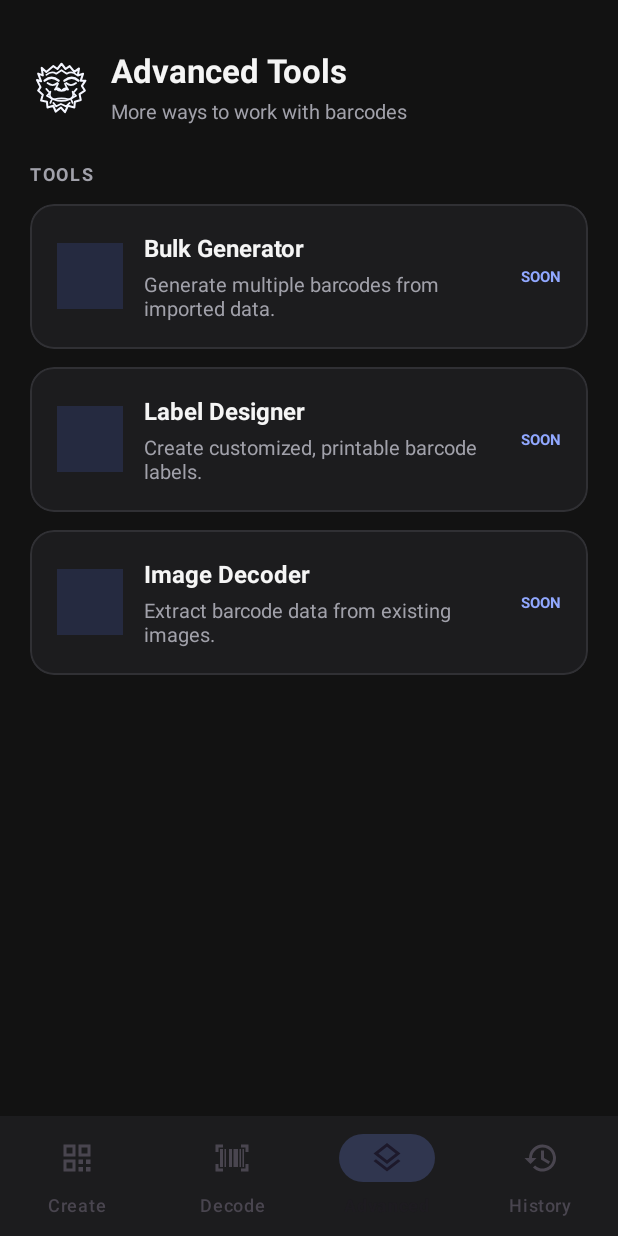
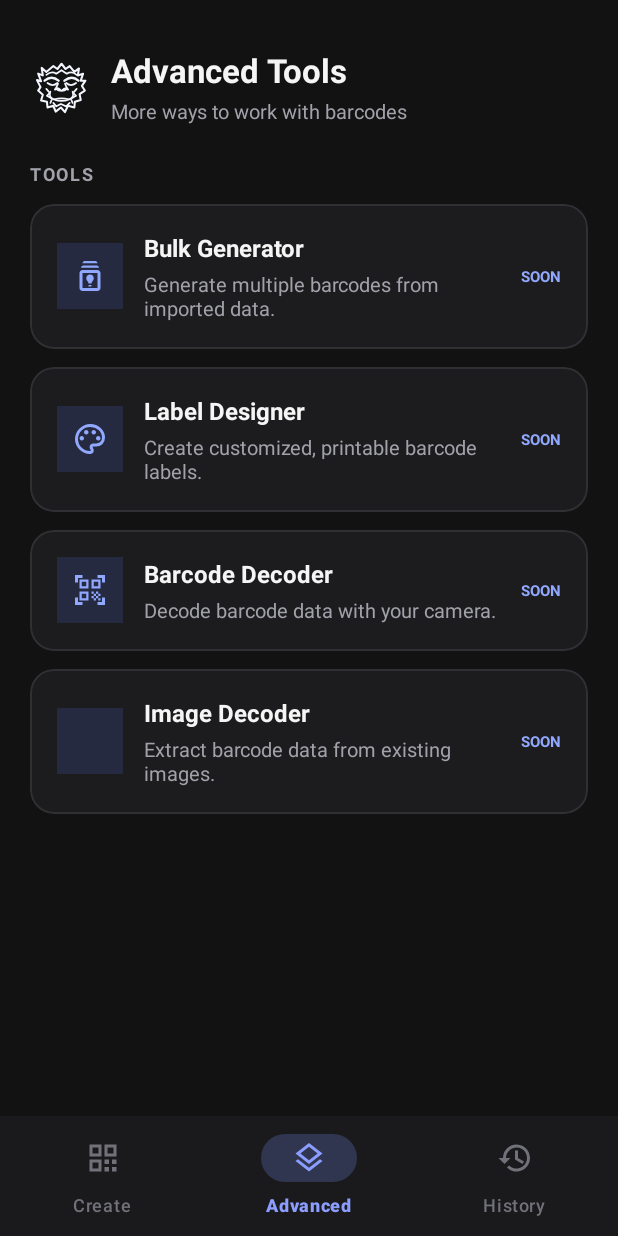
Before and after one commit to Quantum-Yeti/BarLineX, an Android app: the AdvancedActivity screen opened directly, with no data from a screen before it, on a phone screen of 412 x 824 dp. Run offline under Robolectric (Android 15) with nearby library versions, the phone set to English and light mode, and no system bars.

Commit message:
ref: moves barcode decoder to advanced activity

```diff
--- a/app/src/main/java/me/theoria/barlinex/ui/advanced/AdvancedActivity.java
+++ b/app/src/main/java/me/theoria/barlinex/ui/advanced/AdvancedActivity.java
@@ -6,6 +6,7 @@ import android.os.Bundle;
 import androidx.appcompat.app.AppCompatActivity;
 
 import com.google.android.material.bottomnavigation.BottomNavigationView;
+import com.google.android.material.card.MaterialCardView;
 
 import me.theoria.barlinex.R;
 import me.theoria.barlinex.ui.common.BottomNavigationHelper;
@@ -26,7 +27,9 @@ public class AdvancedActivity extends AppCompatActivity {
 
         initializeViews();
         initializeWindowInsets();
-        setupNavigation();
+
+        setupAdvancedOptionSelect();
+        setupBottomNavigation();
     }
 
     private void initializeViews() {
@@ -41,7 +44,22 @@ public class AdvancedActivity extends AppCompatActivity {
         );
     }
 
-    private void setupNavigation() {
+    private void setupAdvancedOptionSelect() {
+
+        MaterialCardView cardBarcodeDecoder =
+                findViewById(R.id.cardBarcodeDecoder);
+
+        cardBarcodeDecoder.setOnClickListener(v -> {
+            Intent intent = new Intent(
+                    AdvancedActivity.this,
+                    DecodeActivity.class
+            );
+            startActivity(intent);
+        });
+
+    }
+
+    private void setupBottomNavigation() {
 
         BottomNavigationHelper.setup(
                 bottomNavigation,
@@ -59,11 +77,6 @@ public class AdvancedActivity extends AppCompatActivity {
 
                         startActivity(intent);
                         finish();
-                    }
-
-                    @Override
-                    public void onDecodeSelected() {
-                        openActivity(DecodeActivity.class);
                     }
 
                     @Override
--- a/app/src/main/java/me/theoria/barlinex/ui/common/BottomNavigationHelper.java
+++ b/app/src/main/java/me/theoria/barlinex/ui/common/BottomNavigationHelper.java
@@ -16,8 +16,6 @@ public final class BottomNavigationHelper {
 
     public interface Listener {
         void onCreateSelected();
-
-        void onDecodeSelected();
 
         void onAdvancedSelected();
 
@@ -47,10 +45,10 @@ public final class BottomNavigationHelper {
                 return true;
             }
 
-            if (itemId == R.id.nav_decode) {
+            /*if (itemId == R.id.nav_decode) {
                 listener.onDecodeSelected();
                 return true;
-            }
+            }*/
 
             if (itemId == R.id.nav_advanced) {
                 listener.onAdvancedSelected();
--- a/app/src/main/java/me/theoria/barlinex/ui/decode/DecodeActivity.java
+++ b/app/src/main/java/me/theoria/barlinex/ui/decode/DecodeActivity.java
@@ -19,7 +19,6 @@ import androidx.camera.view.PreviewView;
 import androidx.core.content.ContextCompat;
 import androidx.lifecycle.ViewModelProvider;
 
-import com.google.android.material.bottomnavigation.BottomNavigationView;
 import com.google.zxing.BarcodeFormat;
 import com.google.zxing.Result;
 
@@ -28,19 +27,15 @@ import java.util.Date;
 
 import me.theoria.barlinex.R;
 import me.theoria.barlinex.domain.barcode.BarcodeValidator;
-import me.theoria.barlinex.ui.advanced.AdvancedActivity;
-import me.theoria.barlinex.ui.common.BottomNavigationHelper;
 import me.theoria.barlinex.ui.common.WindowsInsetHelper;
 import me.theoria.barlinex.ui.common.ZoomControlsController;
 import me.theoria.barlinex.ui.controller.BarcodeDecoderController;
-import me.theoria.barlinex.ui.history.HistoryActivity;
 import me.theoria.barlinex.ui.scanner.ScannerOverlay;
 
 public class DecodeActivity extends AppCompatActivity {
 
     // Views
 
-    private BottomNavigationView bottomNavigation;
     private PreviewView cameraPreview;
 
     private View scannerPlaceholder;
@@ -119,7 +114,6 @@ public class DecodeActivity extends AppCompatActivity {
                 decodeController
         );
 
-        setupBottomNavigation();
         setupGalleryButton();
         setupResultActions();
 
@@ -129,10 +123,6 @@ public class DecodeActivity extends AppCompatActivity {
     // View initialization
 
     private void initializeViews() {
-
-        bottomNavigation = findViewById(
-                R.id.decodeBottomNavigation
-        );
 
         cameraPreview = findViewById(
                 R.id.decodeCameraPreview
@@ -805,52 +795,6 @@ public class DecodeActivity extends AppCompatActivity {
         });
     }
 
-    // Bottom navigation
-
-    private void setupBottomNavigation() {
-
-        BottomNavigationHelper.setup(
-                bottomNavigation,
-                R.id.nav_decode,
-                new BottomNavigationHelper.Listener() {
-
-                    @Override
-                    public void onCreateSelected() {
-                        finish();
-                    }
-
-                    @Override
-                    public void onDecodeSelected() {
-                        // Already on Decode.
-                    }
-
-                    @Override
-                    public void onAdvancedSelected() {
-
-                        startActivity(
-                                new Intent(
-                                        DecodeActivity.this,
-                                        AdvancedActivity.class
-                                )
-                        );
-                    }
-
-                    @Override
-                    public void onHistorySelected() {
-
-                        startActivity(
-                                new Intent(
-                                        DecodeActivity.this,
-                                        HistoryActivity.class
-                                )
-                        );
-
-                        finish();
-                    }
-                }
-        );
-    }
-
     // Zoom touch events
 
     @Override
--- a/app/src/main/java/me/theoria/barlinex/ui/history/HistoryActivity.java
+++ b/app/src/main/java/me/theoria/barlinex/ui/history/HistoryActivity.java
@@ -307,11 +307,6 @@ public class HistoryActivity extends AppCompatActivity {
                     }
 
                     @Override
-                    public void onDecodeSelected() {
-                        navigateToMain(R.id.nav_decode);
-                    }
-
-                    @Override
                     public void onAdvancedSelected() {
 
                         startActivity(
--- a/app/src/main/java/me/theoria/barlinex/ui/main/MainActivity.java
+++ b/app/src/main/java/me/theoria/barlinex/ui/main/MainActivity.java
@@ -27,7 +27,6 @@ import me.theoria.barlinex.ui.controller.BarcodeInputController;
 import me.theoria.barlinex.ui.controller.BarcodePreviewController;
 import me.theoria.barlinex.ui.controller.BarcodeRestoreController;
 import me.theoria.barlinex.ui.controller.QrTemplateController;
-import me.theoria.barlinex.ui.decode.DecodeActivity;
 import me.theoria.barlinex.ui.history.HistoryActivity;
 
 public class MainActivity extends AppCompatActivity {
@@ -35,7 +34,6 @@ public class MainActivity extends AppCompatActivity {
     public static final String EXTRA_SELECTED_TAB = "selected_tab";
 
     // Views
-
     private EditText inputName;
     private EditText inputContent;
 
@@ -59,11 +57,9 @@ public class MainActivity extends AppCompatActivity {
     private MaterialAutoCompleteTextView qrContentTypeDropdown;
 
     // ViewModel
-
     private MainViewModel mainViewModel;
 
     // Controllers
-
     private BarcodeInputController inputController;
     private BarcodePreviewController previewController;
     private BarcodeActionController actionController;
@@ -71,12 +67,10 @@ public class MainActivity extends AppCompatActivity {
     private BarcodeRestoreController restoreController;
 
     // Activity result launchers
-
     private ActivityResultLauncher<String> csvExportLauncher;
     private ActivityResultLauncher<Intent> historyLauncher;
 
     // Lifecycle
-
     @Override
     protected void onCreate(Bundle savedInstanceState) {
         super.onCreate(savedInstanceState);
@@ -86,7 +80,6 @@ public class MainActivity extends AppCompatActivity {
         setContentView(R.layout.activity_main);
 
         // Initialize views and dependencies
-
         initializeViews();
         initializeWindowInsets();
         initializeViewModel();
@@ -94,17 +87,14 @@ public class MainActivity extends AppCompatActivity {
         initializeControllers();
 
         // Set up input and barcode functionality
-
         setupInputHandling();
         setupBarcodeActions();
-        setupNavigation();
+        setupBottomNavigation();
 
         // Initialize the barcode preview
-
         previewController.updatePreviewLabels();
 
         // Restore barcode data passed through the Intent
-
         loadSavedBarcode();
     }
 
@@ -119,7 +109,6 @@ public class MainActivity extends AppCompatActivity {
     }
 
     // Initialization
-
     private void initializeViews() {
 
         inputName = findViewById(R.id.barcodeUserName);
@@ -224,7 +213,6 @@ public class MainActivity extends AppCompatActivity {
     }
 
     // Input handling
-
     private void setupInputHandling() {
 
         inputController.setupTextWatchers(
@@ -234,7 +222,6 @@ public class MainActivity extends AppCompatActivity {
     }
 
     // Barcode actions
-
     private void setupBarcodeActions() {
 
         buttonSaveBarcode.setOnClickListener(
@@ -263,7 +250,6 @@ public class MainActivity extends AppCompatActivity {
     }
 
     // Activity result launchers
-
     private void initializeLaunchers() {
 
         registerHistoryLauncher();
@@ -315,7 +301,6 @@ public class MainActivity extends AppCompatActivity {
     }
 
     // Saved barcode handling
-
     private void loadSavedBarcode() {
 
         loadSavedBarcode(getIntent());
@@ -329,8 +314,7 @@ public class MainActivity extends AppCompatActivity {
     }
 
     // Navigation
-
-    private void setupNavigation() {
+    private void setupBottomNavigation() {
 
         BottomNavigationHelper.setup(
                 bottomNavigation,
@@ -340,17 +324,6 @@ public class MainActivity extends AppCompatActivity {
                     @Override
                     public void onCreateSelected() {
                         // No additional action required.
-                    }
-
-                    @Override
-                    public void onDecodeSelected() {
-
-                        startActivity(
-                                new Intent(
-                                        MainActivity.this,
-                                        DecodeActivity.class
-                                )
-                        );
                     }
 
                     @Override
--- /dev/null
+++ b/app/src/main/res/drawable/ic_bulk.xml
@@ -0,0 +1,9 @@
+<vector xmlns:android="http://schemas.android.com/apk/res/android"
+    android:width="24dp"
+    android:height="24dp"
+    android:viewportWidth="24"
+    android:viewportHeight="24">
+  <path
+      android:pathData="M7,22q-0.82,0 -1.41,-0.59T5,20L5,10Q5,9.17 5.59,8.59T7,8L17,8q0.82,0 1.41,0.59T19,10L19,20q0,0.82 -0.59,1.41T17,22L7,22ZM7,20L17,20L17,10L7,10L7,20ZM11,19h2L13,18L11,18v1ZM11,17h2q0,-0.48 0.24,-0.86t0.51,-0.76q0.3,-0.43 0.53,-0.91t0.22,-1.01q0,-1.03 -0.72,-1.74T12,11t-1.77,0.71Q9.5,12.43 9.5,13.45q0,0.53 0.24,1t0.51,0.9q0.28,0.4 0.51,0.79T11,17ZM6,6.5Q6,5.88 6.44,5.44T7.5,5h9q0.63,0 1.06,0.44T18,6.5L6,6.5ZM7,3.5Q7,2.88 7.44,2.44T8.5,2h7q0.63,0 1.06,0.44T17,3.5L7,3.5ZM12,15Z"
+      android:fillColor="#FFFFFF"/>
+</vector>
--- /dev/null
+++ b/app/src/main/res/drawable/ic_design.xml
@@ -0,0 +1,9 @@
+<vector xmlns:android="http://schemas.android.com/apk/res/android"
+    android:width="24dp"
+    android:height="24dp"
+    android:viewportWidth="24"
+    android:viewportHeight="24">
+  <path
+      android:pathData="M12,22q-2.05,0 -3.88,-0.79Q6.3,20.43 4.94,19.06Q3.58,17.7 2.79,15.88T2,12Q2,9.92 2.81,8.1q0.81,-1.83 2.2,-3.17Q6.4,3.57 8.25,2.79T12.2,2q2,0 3.78,0.69t3.11,1.9t2.13,2.88Q22,9.13 22,11.05q0,2.88 -1.75,4.41T16,17L14.15,17q-0.22,0 -0.31,0.13T13.75,17.4q0,0.3 0.38,0.86t0.38,1.29q0,1.25 -0.69,1.85T12,22ZM12,12ZM7.58,12.58Q8,12.15 8,11.5T7.58,10.43T6.5,10T5.43,10.43T5,11.5t0.43,1.07T6.5,13t1.08,-0.43ZM10.58,8.58Q11,8.15 11,7.5T10.58,6.43T9.5,6T8.43,6.43T8,7.5T8.43,8.57T9.5,9t1.08,-0.43ZM15.58,8.58Q16,8.15 16,7.5T15.58,6.43T14.5,6T13.43,6.43T13,7.5t0.43,1.07T14.5,9t1.08,-0.43ZM18.58,12.58Q19,12.15 19,11.5t-0.43,-1.08T17.5,10t-1.07,0.42T16,11.5t0.43,1.07T17.5,13t1.07,-0.43ZM12,20q0.23,0 0.36,-0.13t0.14,-0.32q0,-0.35 -0.38,-0.82T11.75,17.3q0,-1.05 0.73,-1.68T14.25,15L16,15q1.65,0 2.82,-0.96T20,11.05q0,-3.03 -2.31,-5.04T12.2,4Q8.8,4 6.4,6.32T4,12q0,3.32 2.34,5.66T12,20Z"
+      android:fillColor="#FFFFFF"/>
+</vector>
--- /dev/null
+++ b/app/src/main/res/drawable/ic_qr_scanner.xml
@@ -0,0 +1,9 @@
+<vector xmlns:android="http://schemas.android.com/apk/res/android"
+    android:width="24dp"
+    android:height="24dp"
+    android:viewportWidth="24"
+    android:viewportHeight="24">
+  <path
+      android:pathData="M2,7L2,2L7,2L7,4L4,4L4,7L2,7ZM2,22L2,17L4,17v3L7,20v2L2,22ZM17,22L17,20h3L20,17h2v5L17,22ZM20,7L20,4L17,4L17,2h5L22,7L20,7ZM17.5,17.5L19,17.5L19,19L17.5,19L17.5,17.5ZM17.5,14.5L19,14.5L19,16L17.5,16L17.5,14.5ZM16,16h1.5v1.5L16,17.5L16,16ZM14.5,17.5L16,17.5L16,19L14.5,19L14.5,17.5ZM13,16h1.5v1.5L13,17.5L13,16ZM16,13h1.5v1.5L16,14.5L16,13ZM14.5,14.5L16,14.5L16,16L14.5,16L14.5,14.5ZM13,13h1.5v1.5L13,14.5L13,13ZM19,5v6L13,11L13,5h6ZM11,13v6L5,19L5,13h6ZM11,5v6L5,11L5,5h6ZM9.5,17.5v-3h-3v3h3ZM9.5,9.5v-3h-3v3h3ZM17.5,9.5v-3h-3v3h3Z"
+      android:fillColor="#FFFFFF"/>
+</vector>
--- a/app/src/main/res/layout/activity_advanced.xml
+++ b/app/src/main/res/layout/activity_advanced.xml
@@ -95,6 +95,7 @@
                         android:layout_width="44dp"
                         android:layout_height="44dp"
                         android:background="#252A40"
+                        android:src="@drawable/ic_bulk"
                         android:padding="10dp"
                         android:contentDescription="Bulk generation"
                         app:tint="#91A8FF" />
@@ -159,6 +160,7 @@
                         android:layout_height="44dp"
                         android:background="#252A40"
                         android:padding="10dp"
+                        android:src="@drawable/ic_design"
                         android:contentDescription="Label designer"
                         app:tint="#91A8FF" />
 
@@ -182,6 +184,71 @@
                             android:layout_height="wrap_content"
                             android:layout_marginTop="4dp"
                             android:text="Create customized, printable barcode labels."
+                            android:textColor="#A1A1AA"
+                            android:textSize="13sp" />
+
+                    </LinearLayout>
+
+                    <TextView
+                        android:layout_width="wrap_content"
+                        android:layout_height="wrap_content"
+                        android:text="SOON"
+                        android:textColor="#91A8FF"
+                        android:textSize="10sp"
+                        android:textStyle="bold" />
+
+                </LinearLayout>
+
+            </com.google.android.material.card.MaterialCardView>
+
+            <!-- BARCODE DECODER -->
+            <com.google.android.material.card.MaterialCardView
+                android:id="@+id/cardBarcodeDecoder"
+                android:layout_width="match_parent"
+                android:layout_height="wrap_content"
+                android:layout_marginBottom="12dp"
+                app:cardBackgroundColor="#1C1C1E"
+                app:cardCornerRadius="16dp"
+                app:cardElevation="0dp"
+                app:strokeColor="#303034"
+                app:strokeWidth="1dp">
+
+                <LinearLayout
+                    android:layout_width="match_parent"
+                    android:layout_height="wrap_content"
+                    android:gravity="center_vertical"
+                    android:orientation="horizontal"
+                    android:padding="18dp">
+
+                    <ImageView
+                        android:layout_width="44dp"
+                        android:layout_height="44dp"
+                        android:background="#252A40"
+                        android:src="@drawable/ic_qr_scanner"
+                        android:padding="10dp"
+                        android:contentDescription="Barcode Decoder"
+                        app:tint="#91A8FF" />
+
+                    <LinearLayout
+                        android:layout_width="0dp"
+                        android:layout_height="wrap_content"
+                        android:layout_marginStart="14dp"
+                        android:layout_weight="1"
+                        android:orientation="vertical">
+
+                        <TextView
+                            android:layout_width="match_parent"
+                            android:layout_height="wrap_content"
+                            android:text="Barcode Decoder"
+                            android:textColor="#F5F5F5"
+                            android:textSize="16sp"
+                            android:textStyle="bold" />
+
+                        <TextView
+                            android:layout_width="match_parent"
+                            android:layout_height="wrap_content"
+                            android:layout_marginTop="4dp"
+                            android:text="Decode barcode data with your camera."
                             android:textColor="#A1A1AA"
                             android:textSize="13sp" />
 
@@ -270,7 +337,10 @@
         android:id="@+id/bottomNavigation"
         android:layout_width="match_parent"
         android:layout_height="wrap_content"
-        android:background="#1C1C1E"
+        android:background="#1A1A1D"
+        app:elevation="0dp"
+        app:itemIconTint="@color/nav_item_color"
+        app:itemTextColor="@color/nav_item_color"
         app:labelVisibilityMode="labeled"
         app:menu="@menu/menu_bottom_navigation" />
 
--- a/app/src/main/res/menu/menu_bottom_navigation.xml
+++ b/app/src/main/res/menu/menu_bottom_navigation.xml
@@ -5,11 +5,6 @@
         android:id="@+id/nav_create"
         android:icon="@drawable/ic_qr_code"
         android:title="Create" />
-
-    <item
-        android:id="@+id/nav_decode"
-        android:icon="@drawable/ic_scan_number"
-        android:title="Decode" />
 
     <item
         android:id="@+id/nav_advanced"
```
